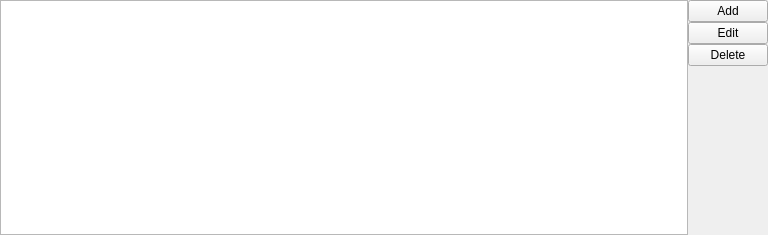
Old version of the form ui/accounts.ui in the repository shunf4/squawk.
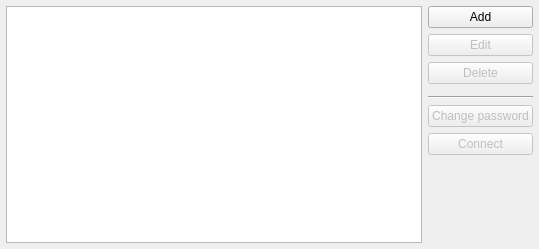
New version of the form.

Commit message: Reformating, adding accounts ui dummy

What changed in the file:
```diff
--- a/ui/accounts.ui
+++ b/ui/accounts.ui
@@ -6,8 +6,8 @@
    <rect>
     <x>0</x>
     <y>0</y>
-    <width>768</width>
-    <height>235</height>
+    <width>539</width>
+    <height>249</height>
    </rect>
   </property>
   <property name="windowTitle">
@@ -15,20 +15,71 @@
   </property>
   <layout class="QGridLayout" name="gridLayout">
    <property name="leftMargin">
-    <number>0</number>
+    <number>6</number>
    </property>
    <property name="topMargin">
-    <number>0</number>
+    <number>6</number>
    </property>
    <property name="rightMargin">
-    <number>0</number>
+    <number>6</number>
    </property>
    <property name="bottomMargin">
-    <number>0</number>
+    <number>6</number>
    </property>
    <property name="spacing">
-    <number>0</number>
+    <number>6</number>
    </property>
+   <item row="4" column="1">
+    <widget class="Line" name="line">
+     <property name="orientation">
+      <enum>Qt::Horizontal</enum>
+     </property>
+    </widget>
+   </item>
+   <item row="2" column="1">
+    <widget class="QPushButton" name="deleteButton">
+     <property name="enabled">
+      <bool>false</bool>
+     </property>
+     <property name="text">
+      <string>Delete</string>
+     </property>
+    </widget>
+   </item>
+   <item row="0" column="0" rowspan="8">
+    <widget class="QTableView" name="tableView">
+     <property name="minimumSize">
+      <size>
+       <width>400</width>
+       <height>0</height>
+      </size>
+     </property>
+     <property name="alternatingRowColors">
+      <bool>true</bool>
+     </property>
+     <property name="selectionMode">
+      <enum>QAbstractItemView::SingleSelection</enum>
+     </property>
+     <property name="selectionBehavior">
+      <enum>QAbstractItemView::SelectRows</enum>
+     </property>
+     <property name="showGrid">
+      <bool>false</bool>
+     </property>
+     <property name="gridStyle">
+      <enum>Qt::SolidLine</enum>
+     </property>
+     <attribute name="horizontalHeaderStretchLastSection">
+      <bool>true</bool>
+     </attribute>
+     <attribute name="verticalHeaderVisible">
+      <bool>false</bool>
+     </attribute>
+     <attribute name="verticalHeaderHighlightSections">
+      <bool>false</bool>
+     </attribute>
+    </widget>
+   </item>
    <item row="0" column="1">
     <widget class="QPushButton" name="addButton">
      <property name="text">
@@ -38,12 +89,25 @@
    </item>
    <item row="1" column="1">
     <widget class="QPushButton" name="editButton">
+     <property name="enabled">
+      <bool>false</bool>
+     </property>
      <property name="text">
       <string>Edit</string>
      </property>
     </widget>
    </item>
-   <item row="3" column="1">
+   <item row="5" column="1">
+    <widget class="QPushButton" name="changePassword">
+     <property name="enabled">
+      <bool>false</bool>
+     </property>
+     <property name="text">
+      <string>Change password</string>
+     </property>
+    </widget>
+   </item>
+   <item row="7" column="1">
     <spacer name="verticalSpacer">
      <property name="orientation">
       <enum>Qt::Vertical</enum>
@@ -56,16 +120,16 @@
      </property>
     </spacer>
    </item>
-   <item row="2" column="1">
-    <widget class="QPushButton" name="deleteButton">
+   <item row="6" column="1">
+    <widget class="QPushButton" name="connect">
+     <property name="enabled">
+      <bool>false</bool>
+     </property>
      <property name="text">
-      <string>Delete</string>
+      <string>Connect</string>
      </property>
     </widget>
    </item>
-   <item row="0" column="0" rowspan="4">
-    <widget class="QTableView" name="tableView"/>
-   </item>
   </layout>
  </widget>
  <resources/>
```
The commit also changes 15 other files.
